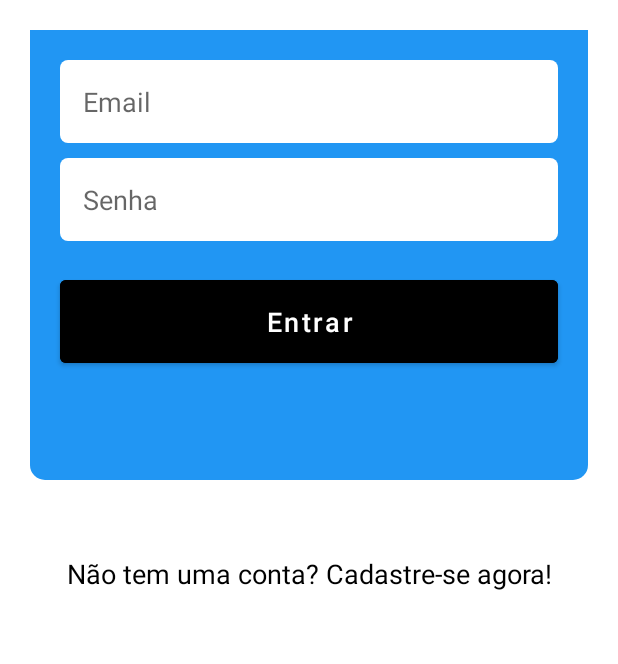
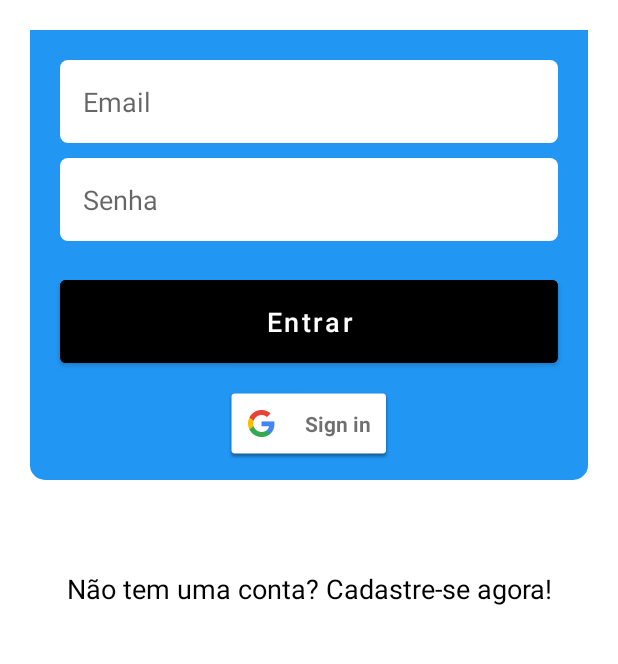
Before and after one commit to PiterCapistrano/Loja-Virtual-Client, an Android app: the screen it shows after launch (FormLogin), on a phone screen of 412 x 824 dp, the part 406-1070 px from its top. Run offline under Robolectric (Android 15) with nearby library versions, the phone set to English and light mode, and no system bars; our stand-ins replace Firebase (no records; nobody signed in at launch, a user with empty details on screens opened directly).

```diff
--- a/app/src/main/res/layout/activity_form_login.xml
+++ b/app/src/main/res/layout/activity_form_login.xml
@@ -108,6 +108,35 @@
                 android:layout_marginEnd="40dp"
                 />
 
+    <com.google.android.gms.common.SignInButton
+        android:id="@+id/btGoogle"
+        android:layout_width="wrap_content"
+        android:layout_height="wrap_content"
+        android:textAllCaps="false"
+        android:textColor="@color/white"
+        android:textSize="18sp"
+        android:backgroundTint="@color/black"
+        app:layout_constraintTop_toBottomOf="@+id/btEntrar"
+        app:layout_constraintStart_toStartOf="@+id/viewLogin"
+        app:layout_constraintEnd_toEndOf="@+id/viewLogin"
+        android:layout_marginTop="10dp"
+        android:layout_marginStart="40dp"
+        android:layout_marginEnd="40dp"
+        />
+
+    <ProgressBar
+        android:id="@+id/progress_bar"
+        android:layout_width="wrap_content"
+        android:layout_height="wrap_content"
+        android:layout_gravity="center"
+        android:indeterminateTint="@color/red"
+        android:layout_marginTop="10dp"
+        android:visibility="invisible"
+        app:layout_constraintTop_toBottomOf="@+id/viewLogin"
+        app:layout_constraintStart_toStartOf="parent"
+        app:layout_constraintEnd_toEndOf="parent"
+        />
+
     <TextView
         android:id="@+id/txtCadastrar"
         android:layout_width="match_parent"
@@ -119,7 +148,7 @@
         app:layout_constraintTop_toBottomOf="@+id/viewLogin"
         app:layout_constraintStart_toStartOf="parent"
         app:layout_constraintEnd_toEndOf="parent"
-        android:layout_marginTop="50dp"
+        android:layout_marginTop="60dp"
         />
 
 </androidx.constraintlayout.widget.ConstraintLayout>
--- a/app/src/main/res/values/strings.xml
+++ b/app/src/main/res/values/strings.xml
@@ -8,4 +8,5 @@
     <string name="cadastro">Não tem uma conta? Cadastre-se agora!</string>
     <string name="txt_tela_cadastro">Faça seu Cadastro</string>
     <string name="cadastrar">Cadastrar</string>
+    <string name="google_server_client_id" translatable="false">884039011964-ophdlnt5vtnqon3mb3a25khb2ddd7qbl.apps.googleusercontent.com</string>
 </resources>
--- a/build.gradle.kts
+++ b/build.gradle.kts
@@ -2,4 +2,5 @@
 plugins {
     alias(libs.plugins.androidApplication) apply false
     alias(libs.plugins.jetbrainsKotlinAndroid) apply false
+    id("com.google.gms.google-services") version "4.4.2" apply false
 }
```
Also changed, not shown: app/build.gradle.kts (+11 -0 lines), app/src/main/AndroidManifest.xml (+6 -4 lines), app/src/main/java/com/pitercapistrano/applojavirtualclient/activities/FormCadastro/FormCadastro.kt (+24 -0 lines), app/src/main/java/com/pitercapistrano/applojavirtualclient/activities/FormLogin/FormLogin.kt (+110 -8 lines), app/src/main/java/com/pitercapistrano/applojavirtualclient/activities/Home.kt (added, +21 -0 lines), app/src/main/java/com/pitercapistrano/applojavirtualclient/model/DB.kt (added, +27 -0 lines), app/src/main/res/layout/activity_home.xml (added, +10 -0 lines), 1 other file.
